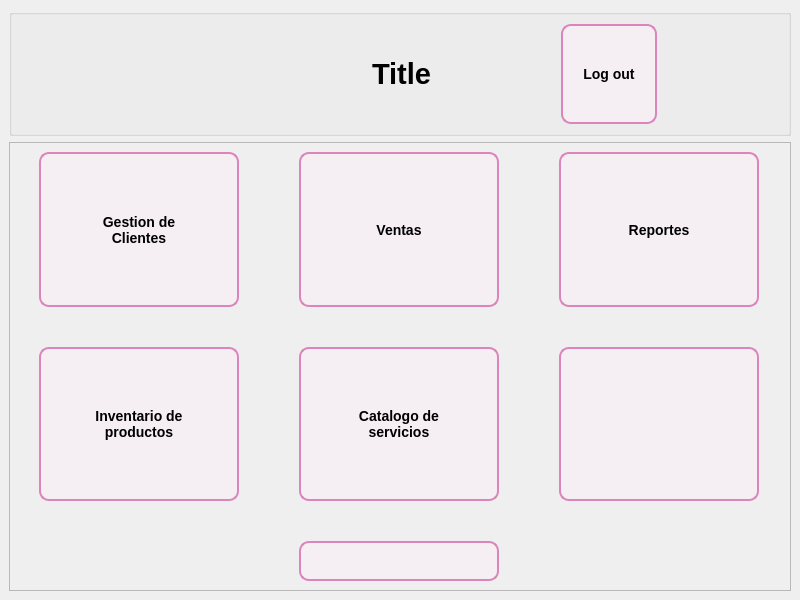
Old version of the form GUI/sub_ventanas/ui/reportes/adminDesigner.ui in the repository C-Sebastian-M/GLAM_MAKEUP_STORE.
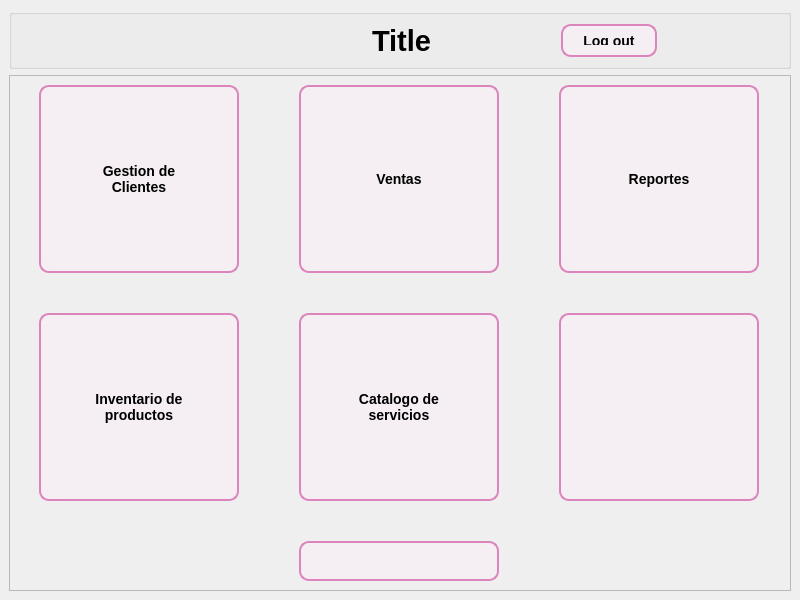
New version of the form. Icons and pictures are not drawn.

The edit to the form file:
```diff
--- a/GUI/sub_ventanas/ui/reportes/adminDesigner.ui
+++ b/GUI/sub_ventanas/ui/reportes/adminDesigner.ui
@@ -30,6 +30,18 @@
    <layout class="QVBoxLayout" name="verticalLayout_3">
     <item>
      <widget class="QGroupBox" name="header">
+      <property name="sizePolicy">
+       <sizepolicy hsizetype="Preferred" vsizetype="Fixed">
+        <horstretch>0</horstretch>
+        <verstretch>0</verstretch>
+       </sizepolicy>
+      </property>
+      <property name="maximumSize">
+       <size>
+        <width>16777215</width>
+        <height>60</height>
+       </size>
+      </property>
       <property name="styleSheet">
        <string notr="true">
 QPushButton {
```
